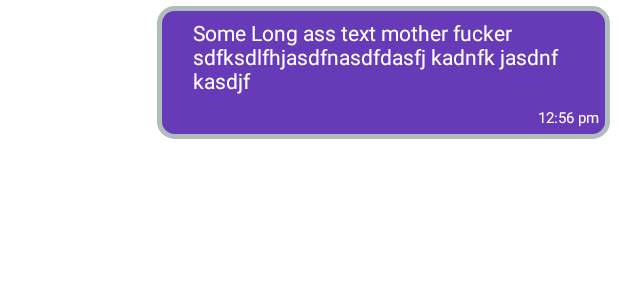
After one commit to Andreasgdp/HyperChat, an Android app: the layout sample_sender.xml on its own in the app's theme, with its tools: preview values and no code run, on a phone screen of 412 x 824 dp. The commit adds this screen. Shown: the top 300 px of the screen. Run offline under Robolectric (Android 15) with nearby library versions, the phone set to English and light mode, and no system bars.

Commit message:
working messaging

```diff
--- a/app/src/main/java/com/example/chat/views/MainActivity.kt
+++ b/app/src/main/java/com/example/chat/views/MainActivity.kt
@@ -6,16 +6,13 @@ import android.view.WindowManager
 import androidx.appcompat.app.AppCompatActivity
 import com.example.chat.R
 import com.example.chat.databinding.ActivityMainBinding
-import com.example.chat.repository.UserService
 
 class MainActivity : AppCompatActivity() {
 
     private lateinit var binding: ActivityMainBinding
-    private lateinit var userService: UserService
 
     override fun onCreate(savedInstanceState: Bundle?) {
         super.onCreate(savedInstanceState)
-        userService = UserService(this)
 
         val window = this.window
         window.addFlags(WindowManager.LayoutParams.FLAG_DRAWS_SYSTEM_BAR_BACKGROUNDS)
--- /dev/null
+++ b/app/src/main/res/drawable/sender_bg.xml
@@ -0,0 +1,7 @@
+<?xml version="1.0" encoding="UTF-8"?>
+<shape xmlns:android="http://schemas.android.com/apk/res/android">
+    <solid android:color="#673AB7"/>
+    <stroke android:width="3dp" android:color="#B1BCBE" />
+    <corners android:radius="10dp"/>
+    <padding android:left="0dp" android:top="0dp" android:right="0dp" android:bottom="0dp" />
+</shape>
--- /dev/null
+++ b/app/src/main/res/layout/sample_sender.xml
@@ -0,0 +1,53 @@
+<?xml version="1.0" encoding="utf-8"?>
+<androidx.constraintlayout.widget.ConstraintLayout xmlns:android="http://schemas.android.com/apk/res/android"
+    xmlns:app="http://schemas.android.com/apk/res-auto"
+    android:layout_width="match_parent"
+    android:layout_height="wrap_content"
+    android:layout_marginTop="4dp"
+    android:layout_marginEnd="5dp">
+
+    <androidx.constraintlayout.widget.ConstraintLayout
+        android:layout_width="wrap_content"
+        android:layout_height="wrap_content"
+        android:background="@drawable/sender_bg"
+        android:maxWidth="310dp"
+        android:minHeight="30dp"
+        app:layout_constraintEnd_toEndOf="parent">
+
+        <androidx.constraintlayout.widget.Guideline
+            android:id="@+id/guideline2"
+            android:layout_width="wrap_content"
+            android:layout_height="wrap_content"
+            android:orientation="vertical"
+            app:layout_constraintGuide_begin="16dp" />
+
+        <TextView
+            android:id="@+id/sender_text"
+            android:layout_width="wrap_content"
+            android:layout_height="wrap_content"
+            android:layout_margin="8dp"
+            android:inputType="textLongMessage|textMultiLine"
+            android:maxWidth="270dp"
+            android:minWidth="50dp"
+            android:text="Some Long ass text mother fucker sdfksdlfhjasdfnasdfdasfj kadnfk jasdnf kasdjf"
+            android:textColor="@color/white"
+            app:layout_constraintBottom_toTopOf="@+id/sender_time"
+            app:layout_constraintEnd_toEndOf="parent"
+            app:layout_constraintStart_toStartOf="@+id/guideline2"
+            app:layout_constraintTop_toTopOf="parent" />
+
+        <TextView
+            android:id="@+id/sender_time"
+            android:layout_width="wrap_content"
+            android:layout_height="wrap_content"
+            android:layout_marginEnd="7dp"
+            android:layout_marginBottom="7dp"
+            android:text="12:56 pm"
+            android:textColor="@color/white"
+            android:textSize="10sp"
+            app:layout_constraintBottom_toBottomOf="parent"
+            app:layout_constraintEnd_toEndOf="parent" />
+
+
+    </androidx.constraintlayout.widget.ConstraintLayout>
+</androidx.constraintlayout.widget.ConstraintLayout>
```
Also changed, not shown: app/src/main/java/com/example/chat/adapter/ChatAdapter.kt (added, +65 -0 lines), app/src/main/java/com/example/chat/models/Message.kt (added, +10 -0 lines), app/src/main/java/com/example/chat/repository/UserRepository.kt (deleted, +0 -151 lines), app/src/main/java/com/example/chat/views/ActiveChatFragment.kt (+75 -3 lines), app/src/main/res/drawable/reciever_bg.xml (added, +7 -0 lines), app/src/main/res/layout/fragment_active_chat.xml (+4 -3 lines), app/src/main/res/layout/sample_reciever.xml (added, +48 -0 lines).
